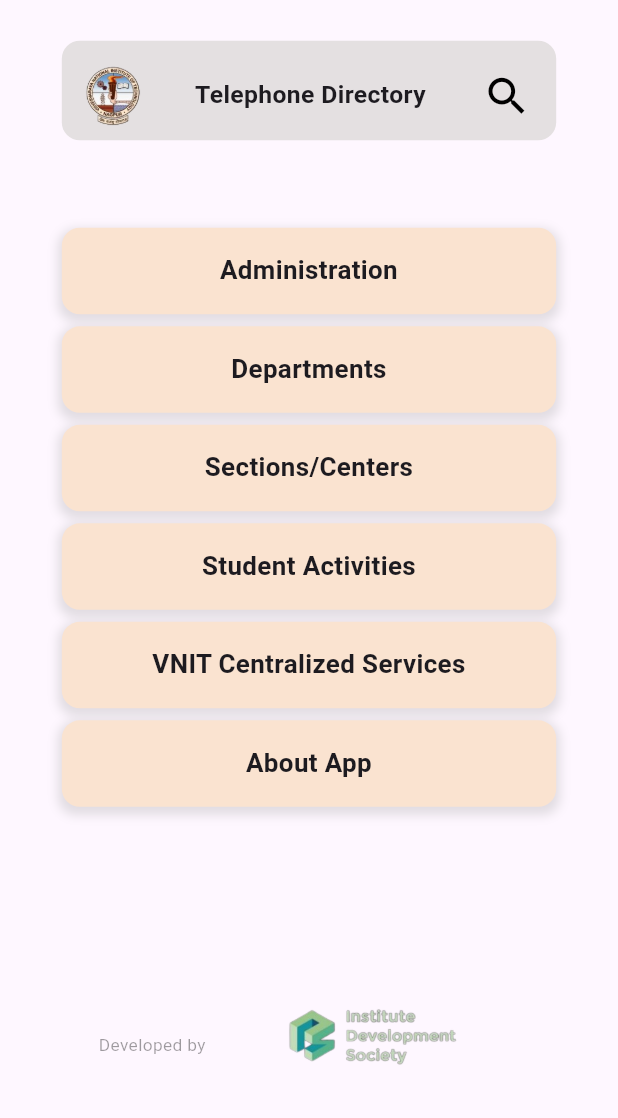
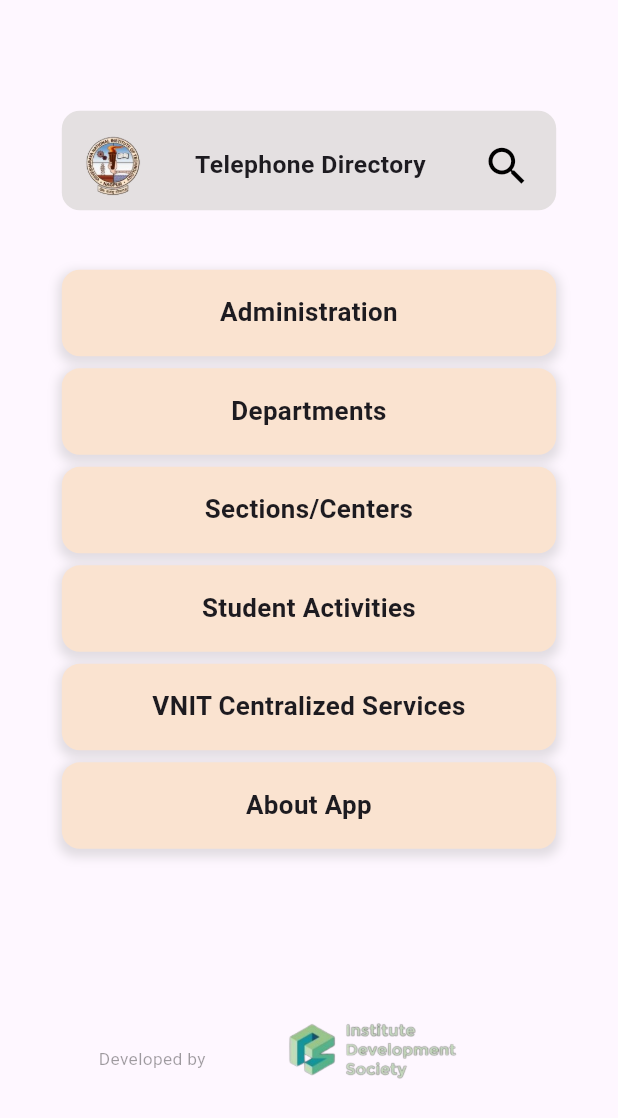
Before and after one commit to harshada1108/Vnit_telephone_directory, a Flutter app: the screen it shows after launch, on a phone screen of 412 x 824 dp. Shown: the top 1118 px of the screen. Run offline on Flutter 3.47's test engine with Material 3 defaults, Android fonts, the phone set to English and light mode, and no system bars; our stand-ins replace shared_preferences.

Commit message:
transparent app bar to shift down

```diff
--- a/telephone_directory/lib/landing_page.dart
+++ b/telephone_directory/lib/landing_page.dart
@@ -66,6 +66,11 @@
     final cardHeight = height * 0.07;
 
     return Scaffold(
+      appBar: AppBar(
+        title: Text(''),
+        backgroundColor: Colors.transparent,
+        elevation: 0,
+      ),
       body: Center(
         child: Column(
           mainAxisAlignment: MainAxisAlignment.spaceAround,
```
